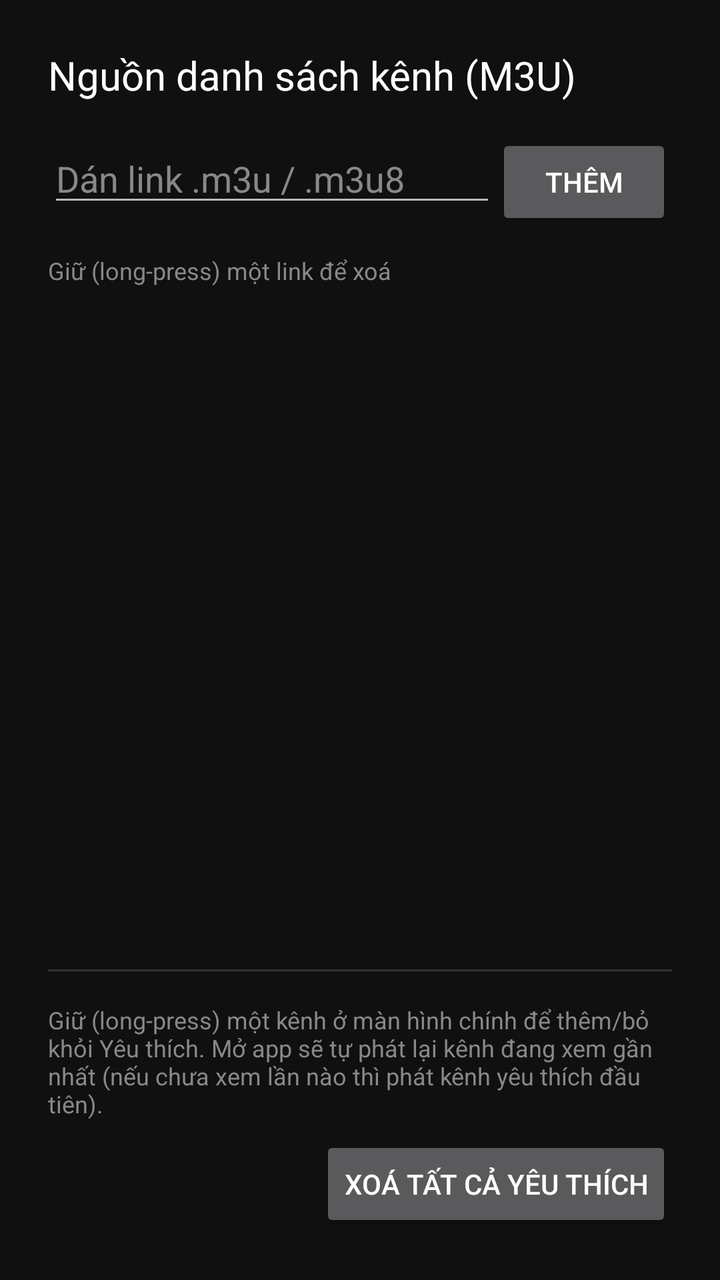
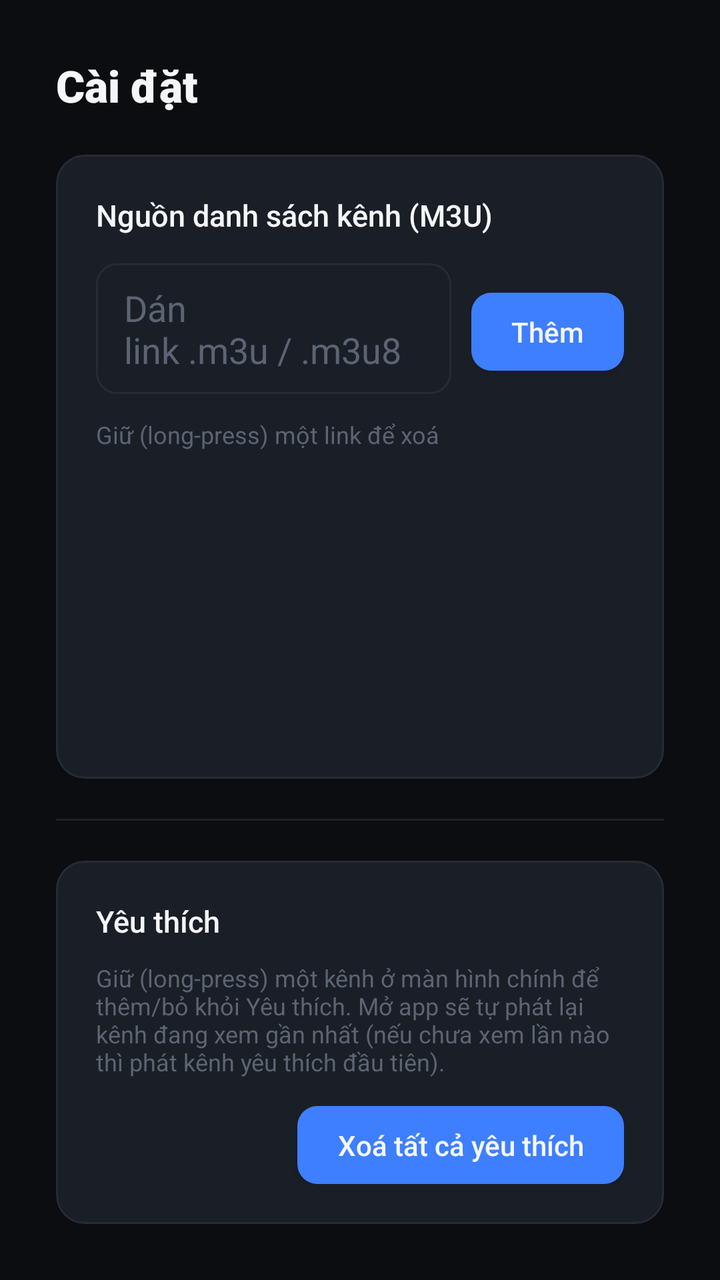

Screens rendered from an Android XML layout before and after an edit, with the pre-edit source and the edit as a unified diff.
<!-- AndroidManifest.xml: application theme Theme.VnTv -->
<!-- res/layout/activity_settings.xml -->
<?xml version="1.0" encoding="utf-8"?>
<LinearLayout xmlns:android="http://schemas.android.com/apk/res/android"
    android:layout_width="match_parent"
    android:layout_height="match_parent"
    android:orientation="vertical"
    android:background="#101010"
    android:padding="24dp">

    <TextView
        android:layout_width="match_parent"
        android:layout_height="wrap_content"
        android:text="@string/settings_title"
        android:textColor="#FFFFFF"
        android:textSize="20sp"
        android:paddingBottom="16dp" />

    <LinearLayout
        android:layout_width="match_parent"
        android:layout_height="wrap_content"
        android:orientation="horizontal">

        <EditText
            android:id="@+id/url_input"
            android:layout_width="0dp"
            android:layout_weight="1"
            android:layout_height="wrap_content"
            android:hint="@string/url_hint"
            android:textColor="#FFFFFF"
            android:textColorHint="#888888" />

        <Button
            android:id="@+id/add_button"
            android:layout_width="wrap_content"
            android:layout_height="wrap_content"
            android:text="@string/add" />
    </LinearLayout>

    <TextView
        android:layout_width="match_parent"
        android:layout_height="wrap_content"
        android:text="@string/remove_hint"
        android:textColor="#888888"
        android:textSize="12sp"
        android:paddingTop="12dp"
        android:paddingBottom="8dp" />

    <ListView
        android:id="@+id/url_list"
        android:layout_width="match_parent"
        android:layout_height="0dp"
        android:layout_weight="1" />

    <View
        android:layout_width="match_parent"
        android:layout_height="1dp"
        android:layout_marginVertical="16dp"
        android:background="#333333" />

    <TextView
        android:layout_width="match_parent"
        android:layout_height="wrap_content"
        android:text="@string/default_channel_hint"
        android:textColor="#888888"
        android:textSize="12sp"
        android:paddingBottom="8dp" />

    <LinearLayout
        android:layout_width="match_parent"
        android:layout_height="wrap_content"
        android:orientation="horizontal"
        android:gravity="center_vertical">

        <TextView
            android:id="@+id/default_channel_value"
            android:layout_width="0dp"
            android:layout_weight="1"
            android:layout_height="wrap_content"
            android:textColor="#FFFFFF"
            android:textSize="14sp" />

        <Button
            android:id="@+id/clear_default_button"
            android:layout_width="wrap_content"
            android:layout_height="wrap_content"
            android:text="@string/clear_favorites" />
    </LinearLayout>
</LinearLayout>
<!-- resources referenced by this layout -->
<resources>
  <style name="Theme.VnTv" parent="Theme.AppCompat.NoActionBar">
          <item name="android:windowBackground">#101010</item>
      </style>
  <!-- unchanged entries left out for length: 6 -->
</resources>

<!-- the commit's change to res/layout/activity_settings.xml (unified diff, before → after) -->
@@ -3,85 +3,125 @@
     android:layout_width="match_parent"
     android:layout_height="match_parent"
     android:orientation="vertical"
-    android:background="#101010"
-    android:padding="24dp">
+    android:background="@color/bg_base"
+    android:padding="28dp">
 
     <TextView
         android:layout_width="match_parent"
         android:layout_height="wrap_content"
-        android:text="@string/settings_title"
-        android:textColor="#FFFFFF"
-        android:textSize="20sp"
-        android:paddingBottom="16dp" />
+        android:text="@string/settings_screen_title"
+        android:textColor="@color/text_primary"
+        android:fontFamily="sans-serif-black"
+        android:textSize="22sp"
+        android:paddingBottom="20dp" />
+
+    <LinearLayout
+        android:layout_width="match_parent"
+        android:layout_height="0dp"
+        android:layout_weight="1"
+        android:orientation="vertical"
+        android:background="@drawable/card_background"
+        android:padding="20dp">
+
+        <TextView
+            android:layout_width="match_parent"
+            android:layout_height="wrap_content"
+            android:text="@string/settings_title"
+            android:textColor="@color/text_primary"
+            android:fontFamily="sans-serif-medium"
+            android:textSize="15sp"
+            android:paddingBottom="14dp" />
+
+        <LinearLayout
+            android:layout_width="match_parent"
+            android:layout_height="wrap_content"
+            android:orientation="horizontal">
+
+            <EditText
+                android:id="@+id/url_input"
+                android:layout_width="0dp"
+                android:layout_weight="1"
+                android:layout_height="wrap_content"
+                android:layout_marginEnd="10dp"
+                style="@style/Widget.VnTv.EditText"
+                android:hint="@string/url_hint" />
+
+            <Button
+                android:id="@+id/add_button"
+                android:layout_width="wrap_content"
+                android:layout_height="wrap_content"
+                style="@style/Widget.VnTv.Button"
+                android:text="@string/add" />
+        </LinearLayout>
+
+        <TextView
+            android:layout_width="match_parent"
+            android:layout_height="wrap_content"
+            android:text="@string/remove_hint"
+            android:textColor="@color/text_tertiary"
+            android:textSize="12sp"
+            android:paddingTop="12dp"
+            android:paddingBottom="8dp" />
+
+        <ListView
+            android:id="@+id/url_list"
+            android:layout_width="match_parent"
+            android:layout_height="0dp"
+            android:layout_weight="1"
+            android:divider="@null"
+            android:dividerHeight="4dp" />
+    </LinearLayout>
+
+    <View
+        android:layout_width="match_parent"
+        android:layout_height="1dp"
+        android:layout_marginVertical="20dp"
+        android:background="@color/divider" />
 
     <LinearLayout
         android:layout_width="match_parent"
         android:layout_height="wrap_content"
-        android:orientation="horizontal">
-
-        <EditText
-            android:id="@+id/url_input"
-            android:layout_width="0dp"
-            android:layout_weight="1"
-            android:layout_height="wrap_content"
-            android:hint="@string/url_hint"
-            android:textColor="#FFFFFF"
-            android:textColorHint="#888888" />
-
-        <Button
-            android:id="@+id/add_button"
-            android:layout_width="wrap_content"
-            android:layout_height="wrap_content"
-            android:text="@string/add" />
-    </LinearLayout>
-
-    <TextView
-        android:layout_width="match_parent"
-        android:layout_height="wrap_content"
-        android:text="@string/remove_hint"
-        android:textColor="#888888"
-        android:textSize="12sp"
-        android:paddingTop="12dp"
-        android:paddingBottom="8dp" />
-
-    <ListView
-        android:id="@+id/url_list"
-        android:layout_width="match_parent"
-        android:layout_height="0dp"
-        android:layout_weight="1" />
-
-    <View
-        android:layout_width="match_parent"
-        android:layout_height="1dp"
-        android:layout_marginVertical="16dp"
-        android:background="#333333" />
-
-    <TextView
-        android:layout_width="match_parent"
-        android:layout_height="wrap_content"
-        android:text="@string/default_channel_hint"
-        android:textColor="#888888"
-        android:textSize="12sp"
-        android:paddingBottom="8dp" />
-
-    <LinearLayout
-        android:layout_width="match_parent"
-        android:layout_height="wrap_content"
-        android:orientation="horizontal"
-        android:gravity="center_vertical">
+        android:orientation="vertical"
+        android:background="@drawable/card_background"
+        android:padding="20dp">
 
         <TextView
-            android:id="@+id/default_channel_value"
-            android:layout_width="0dp"
-            android:layout_weight="1"
+            android:layout_width="match_parent"
             android:layout_height="wrap_content"
-            android:textColor="#FFFFFF"
-            android:textSize="14sp" />
+            android:text="@string/favorites_section_title"
+            android:textColor="@color/text_primary"
+            android:fontFamily="sans-serif-medium"
+            android:textSize="15sp"
+            android:paddingBottom="10dp" />
 
-        <Button
-            android:id="@+id/clear_default_button"
-            android:layout_width="wrap_content"
+        <TextView
+            android:layout_width="match_parent"
             android:layout_height="wrap_content"
-            android:text="@string/clear_favorites" />
+            android:text="@string/default_channel_hint"
+            android:textColor="@color/text_tertiary"
+            android:textSize="12sp"
+            android:paddingBottom="14dp" />
+
+        <LinearLayout
+            android:layout_width="match_parent"
+            android:layout_height="wrap_content"
+            android:orientation="horizontal"
+            android:gravity="center_vertical">
+
+            <TextView
+                android:id="@+id/default_channel_value"
+                android:layout_width="0dp"
+                android:layout_weight="1"
+                android:layout_height="wrap_content"
+                android:textColor="@color/text_secondary"
+                android:textSize="14sp" />
+
+            <Button
+                android:id="@+id/clear_default_button"
+                android:layout_width="wrap_content"
+                android:layout_height="wrap_content"
+                style="@style/Widget.VnTv.Button"
+                android:text="@string/clear_favorites" />
+        </LinearLayout>
     </LinearLayout>
 </LinearLayout>
<!-- resource entries referenced after the edit -->
@@ -1,8 +1,96 @@
 <!-- resources referenced by this layout -->
 <resources>
+  <color name="bg_base">#0B0D11</color>
+  <color name="divider">#1E222A</color>
+  <color name="text_primary">#F5F6F8</color>
+  <color name="text_secondary">#99A2B3</color>
+  <color name="text_tertiary">#5B6472</color>
+  <!-- drawable card_background (drawable) -->
+  <?xml version="1.0" encoding="utf-8"?>
+  <shape xmlns:android="http://schemas.android.com/apk/res/android" android:shape="rectangle">
+      <solid android:color="@color/surface_card" />
+      <corners android:radius="14dp" />
+      <stroke android:width="1dp" android:color="@color/border_subtle" />
+  </shape>
+  <string name="favorites_section_title">Yêu thích</string>
+  <string name="settings_screen_title">Cài đặt</string>
+  <style name="Widget.VnTv.Button" parent="Widget.AppCompat.Button">
+          <item name="android:background">@drawable/button_background</item>
+          <item name="android:textColor">@color/text_primary</item>
+          <item name="android:textAllCaps">false</item>
+          <item name="android:fontFamily">sans-serif-medium</item>
+          <item name="android:paddingLeft">20dp</item>
+          <item name="android:paddingRight">20dp</item>
+          <item name="android:paddingTop">10dp</item>
+          <item name="android:paddingBottom">10dp</item>
+          <item name="android:minWidth">0dp</item>
+          <item name="android:minHeight">0dp</item>
+      </style>
+  <style name="Widget.VnTv.EditText" parent="Widget.AppCompat.EditText">
+          <item name="android:background">@drawable/edittext_background</item>
+          <item name="android:textColor">@color/text_primary</item>
+          <item name="android:textColorHint">@color/text_tertiary</item>
+          <item name="android:paddingLeft">14dp</item>
+          <item name="android:paddingRight">14dp</item>
+          <item name="android:paddingTop">10dp</item>
+          <item name="android:paddingBottom">10dp</item>
+      </style>
   <style name="Theme.VnTv" parent="Theme.AppCompat.NoActionBar">
-          <item name="android:windowBackground">#101010</item>
+          <item name="android:windowBackground">@color/bg_base</item>
+          <item name="colorAccent">@color/accent</item>
+          <item name="colorControlNormal">@color/text_secondary</item>
+          <item name="colorControlActivated">@color/accent</item>
+          <item name="colorControlHighlight">@color/accent_soft</item>
+          <item name="android:textColorPrimary">@color/text_primary</item>
+          <item name="android:textColorSecondary">@color/text_secondary</item>
       </style>
+  <color name="surface_card">#1A1E26</color>
+  <color name="border_subtle">#262B35</color>
+  <!-- drawable button_background (drawable) -->
+  <?xml version="1.0" encoding="utf-8"?>
+  <selector xmlns:android="http://schemas.android.com/apk/res/android">
+      <item android:state_focused="true">
+          <shape android:shape="rectangle">
+              <solid android:color="@color/accent_light" />
+              <corners android:radius="10dp" />
+          </shape>
+      </item>
+      <item android:state_pressed="true">
+          <shape android:shape="rectangle">
+              <solid android:color="@color/accent_dark" />
+              <corners android:radius="10dp" />
+          </shape>
+      </item>
+      <item>
+          <shape android:shape="rectangle">
+              <solid android:color="@color/accent" />
+              <corners android:radius="10dp" />
+          </shape>
+      </item>
+  </selector>
+  <!-- drawable edittext_background (drawable) -->
+  <?xml version="1.0" encoding="utf-8"?>
+  <selector xmlns:android="http://schemas.android.com/apk/res/android">
+      <item android:state_focused="true">
+          <shape android:shape="rectangle">
+              <solid android:color="@color/surface_card_focused" />
+              <corners android:radius="10dp" />
+              <stroke android:width="2dp" android:color="@color/accent" />
+          </shape>
+      </item>
+      <item>
+          <shape android:shape="rectangle">
+              <solid android:color="@color/surface_card" />
+              <corners android:radius="10dp" />
+              <stroke android:width="1dp" android:color="@color/border_subtle" />
+          </shape>
+      </item>
+  </selector>
+  <color name="accent">#3D7FFF</color>
+  <color name="accent_soft">#1C2B47</color>
+  <color name="accent_light">#6AA0FF</color>
+  <color name="accent_dark">#2D63D6</color>
+  <color name="surface_card_focused">#232935</color>
   <!-- unchanged entries left out for length: 6 -->
 </resources>
 
